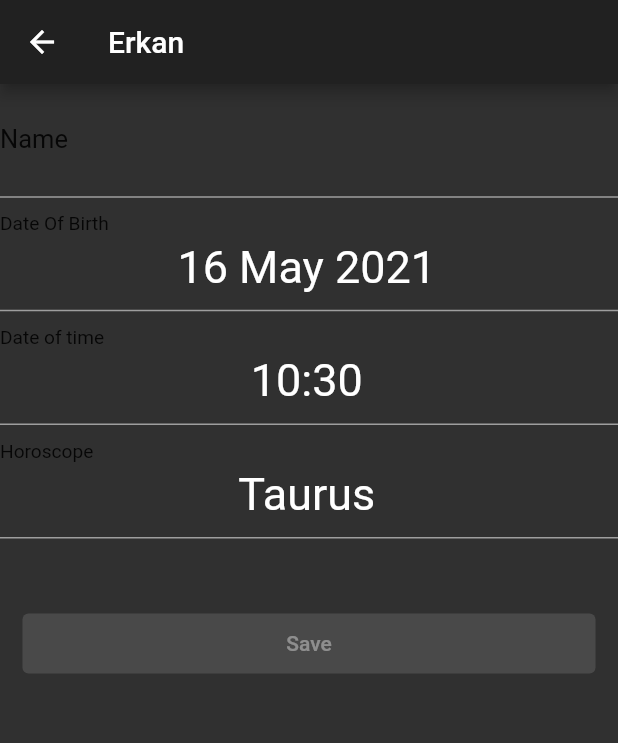
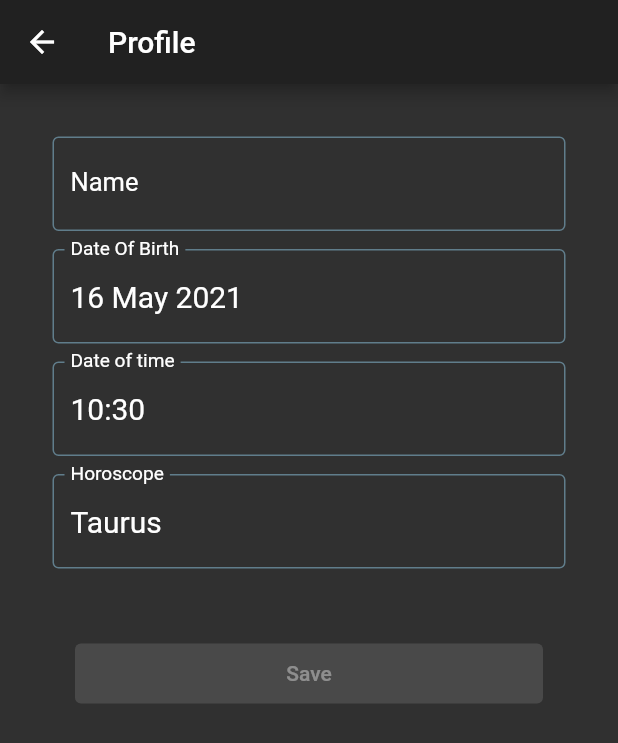
Before and after one commit to Mihrimah/jupi, a Flutter app: the ProfilePage screen opened directly, on a phone screen of 412 x 824 dp. Shown: the top 743 px of the screen. Run offline on Flutter 3.47's test engine with Material 2 defaults, Android fonts, the phone set to English and light mode, and no system bars; our stand-ins replace carousel_slider, cloud_firestore, firebase_core, flutter_datetime_picker, shared_preferences; accounts and stored records are empty; Roboto replaces fonts that are missing (AvenirLight).

Commit message:
profile page design

```diff
--- a/lib/pages/compatibility_page.dart
+++ b/lib/pages/compatibility_page.dart
@@ -63,7 +63,7 @@ class _CompatibilityPageState extends State<CompatibilityPage> {
   Widget build(BuildContext context) {
     return Scaffold(
       appBar: AppBar(
-        title: Text("Erkan"),
+        title: Text("Compatibility"),
       ),
       body: Padding(
         padding: const EdgeInsets.only(top: 15),
--- a/lib/pages/dash_page.dart
+++ b/lib/pages/dash_page.dart
@@ -76,7 +76,7 @@ class _DashPageState extends State<DashPage> {
   Widget build(BuildContext context) {
     return Scaffold(
       appBar: AppBar(
-        title: Text("Erkan"),
+        title: Text("Kadgad"),
       ),
       body: isLoading
           ? progressIndicator()
--- a/lib/pages/own_horoscope_page.dart
+++ b/lib/pages/own_horoscope_page.dart
@@ -14,7 +14,7 @@ class _OwnHoroscopePageState extends State<OwnHoroscopePage> {
 
   writeInfo(String val) {
     return Padding(
-      padding: const EdgeInsets.all(8.0),
+      padding: const EdgeInsets.all(20.0),
       child: ListView(children: [Text(val, style: TextStyle(fontSize: 20),)]),
     );
   }
@@ -23,7 +23,7 @@ class _OwnHoroscopePageState extends State<OwnHoroscopePage> {
   Widget build(BuildContext context) {
     return Scaffold(
       appBar: AppBar(
-        title: Text("Erkan"),
+        title: Text("You"),
       ),
       body: DefaultTabController(
         length: 4,
--- a/lib/pages/profile_page.dart
+++ b/lib/pages/profile_page.dart
@@ -1,9 +1,7 @@
 import 'package:flutter/material.dart';
-import 'package:carousel_slider/carousel_slider.dart';
 import 'package:flutter_datetime_picker/flutter_datetime_picker.dart';
 import 'package:jupi/constant/constant.dart';
 import 'package:jupi/enum/horoscope_enum.dart';
-import 'package:jupi/model/horoscope.dart';
 import 'package:jupi/model/user.dart';
 import 'package:jupi/repository/local_repository.dart';
 import 'package:jupi/util/util.dart';
@@ -25,6 +23,9 @@ class _ProfilePageState extends State<ProfilePage> {
   late DateTime dob;
   late DateTime time;
 
+  final snackBar = SnackBar(
+      duration: Duration(seconds: 2), content: Text('Successfully updated!'));
+
   @override
   void initState() {
     super.initState();
@@ -34,7 +35,8 @@ class _ProfilePageState extends State<ProfilePage> {
     WidgetsBinding.instance!.addPostFrameCallback((timeStamp) {
       User user = context.read<User>();
       _nameTextController.value = TextEditingValue(text: user.name);
-      _horoscopeTextController.value = TextEditingValue(text: user.horoscope.name());
+      _horoscopeTextController.value =
+          TextEditingValue(text: user.horoscope.name());
       dob = user.dob;
       time = user.dob;
       _dobTextController.value = TextEditingValue(
@@ -49,54 +51,62 @@ class _ProfilePageState extends State<ProfilePage> {
   }
 
   onSave() {
-    DateTime newDob = DateTime(
-        dob.year,
-        dob.month,
-        dob.day,
-        time.hour,
-        time.minute);
-    User user = User(_nameTextController.value.text, newDob, horoscopeEnumFromString(_horoscopeTextController.value.text));
+    DateTime newDob =
+        DateTime(dob.year, dob.month, dob.day, time.hour, time.minute);
+    User user = User(_nameTextController.value.text, newDob,
+        horoscopeEnumFromString(_horoscopeTextController.value.text));
+    Provider.of<User>(context, listen: false).update(user);
     localRepository.addUserData(user);
+    ScaffoldMessenger.of(context).showSnackBar(snackBar);
   }
 
   @override
   Widget build(BuildContext context) {
     return Scaffold(
       appBar: AppBar(
-        title: Text("Erkan"),
+        title: Text("Profile"),
       ),
-      body: ListView(
+      body: Padding(
+        padding: const EdgeInsets.all(35.0),
+        child: ListView(
           children: [
-          TextFormField(
-            textAlign: TextAlign.center,
-            style: TextStyle(fontSize: 30),
+            Padding(
+              padding: const EdgeInsets.only(bottom: 12.0),
+              child: TextFormField(
+                textAlign: TextAlign.start,
+                style: TextStyle(fontSize: 20),
                 decoration: InputDecoration(
                   labelText: 'Name',
+                  focusedBorder: OutlineInputBorder(
+                      borderSide: BorderSide(color: Colors.blue, width: 1.0)),
                   labelStyle: TextStyle(
-                  color: Colors.black87, fontSize: 17, fontFamily: 'AvenirLight'),
-              focusedBorder: UnderlineInputBorder(
-                borderSide: BorderSide(color: Colors.purple),
-              ),
-              enabledBorder: new UnderlineInputBorder(
-                  borderSide: BorderSide(color: Colors.grey, width: 1.0)),
+                      color: Colors.white,
+                      fontSize: 17,
+                      fontFamily: 'AvenirLight'),
+                  enabledBorder: OutlineInputBorder(
+                      borderSide: BorderSide(color: Colors.blueGrey, width: 1.0)),
                 ),
                 controller: _nameTextController,
               ),
-          TextFormField(
+            ),
+            Padding(
+              padding: const EdgeInsets.only(bottom: 12.0),
+              child: TextFormField(
                 enabled: true,
                 maxLines: 1,
                 readOnly: true,
-            textAlign: TextAlign.center,
-            style: TextStyle(fontSize: 30),
+                textAlign: TextAlign.start,
+                style: TextStyle(fontSize: 20),
                 decoration: InputDecoration(
                   labelText: 'Date Of Birth',
                   labelStyle: TextStyle(
-                  color: Colors.black87, fontSize: 17, fontFamily: 'AvenirLight'),
-              focusedBorder: UnderlineInputBorder(
-                borderSide: BorderSide(color: Colors.purple),
-              ),
-              enabledBorder: new UnderlineInputBorder(
-                  borderSide: BorderSide(color: Colors.grey, width: 1.0)),
+                      color: Colors.white,
+                      fontSize: 17,
+                      fontFamily: 'AvenirLight'),
+                  focusedBorder: OutlineInputBorder(
+                      borderSide: BorderSide(color: Colors.blue, width: 1.0)),
+                  enabledBorder: OutlineInputBorder(
+                      borderSide: BorderSide(color: Colors.blueGrey, width: 1.0)),
                 ),
                 onTap: () {
                   DatePicker.showDatePicker(context,
@@ -106,7 +116,8 @@ class _ProfilePageState extends State<ProfilePage> {
                     print('change $date in time zone ' +
                         date.timeZoneOffset.inHours.toString());
                   }, onConfirm: (date) {
-                    _horoscopeTextController.value = TextEditingValue(text: Util.getHoroscope(date).name());
+                    _horoscopeTextController.value =
+                        TextEditingValue(text: Util.getHoroscope(date).name());
                     _dobTextController.value = TextEditingValue(
                         text: date.day.toString() +
                             " " +
@@ -120,21 +131,25 @@ class _ProfilePageState extends State<ProfilePage> {
                 },
                 controller: _dobTextController,
               ),
-          TextFormField(
+            ),
+            Padding(
+              padding: const EdgeInsets.only(bottom: 12.0),
+              child: TextFormField(
                 enabled: true,
                 maxLines: 1,
                 readOnly: true,
-            textAlign: TextAlign.center,
-            style: TextStyle(fontSize: 30),
+                textAlign: TextAlign.start,
+                style: TextStyle(fontSize: 20),
                 decoration: InputDecoration(
                   labelText: 'Date of time',
                   labelStyle: TextStyle(
-                  color: Colors.black87, fontSize: 17, fontFamily: 'AvenirLight'),
-              focusedBorder: UnderlineInputBorder(
-                borderSide: BorderSide(color: Colors.purple),
-              ),
-              enabledBorder: new UnderlineInputBorder(
-                  borderSide: BorderSide(color: Colors.grey, width: 1.0)),
+                      color: Colors.white,
+                      fontSize: 17,
+                      fontFamily: 'AvenirLight'),
+                  focusedBorder: OutlineInputBorder(
+                      borderSide: BorderSide(color: Colors.blue, width: 1.0)),
+                  enabledBorder: OutlineInputBorder(
+                      borderSide: BorderSide(color: Colors.blueGrey, width: 1.0)),
                 ),
                 onTap: () {
                   DatePicker.showTimePicker(context,
@@ -144,7 +159,9 @@ class _ProfilePageState extends State<ProfilePage> {
                         date.timeZoneOffset.inHours.toString());
                   }, onConfirm: (date) {
                     _dobTimeTextController.value = TextEditingValue(
-                    text: date.hour.toString() + ":" + date.minute.toString());
+                        text: date.hour.toString() +
+                            ":" +
+                            date.minute.toString());
                     print('confirm $date');
                     setState(() {
                       time = date;
@@ -153,19 +170,21 @@ class _ProfilePageState extends State<ProfilePage> {
                 },
                 controller: _dobTimeTextController,
               ),
+            ),
             TextFormField(
               readOnly: true,
-            textAlign: TextAlign.center,
-            style: TextStyle(fontSize: 30),
+              textAlign: TextAlign.start,
+              style: TextStyle(fontSize: 20),
               decoration: InputDecoration(
                 labelText: 'Horoscope',
                 labelStyle: TextStyle(
-                  color: Colors.black87, fontSize: 17, fontFamily: 'AvenirLight'),
-              focusedBorder: UnderlineInputBorder(
-                borderSide: BorderSide(color: Colors.purple),
-              ),
-              enabledBorder: new UnderlineInputBorder(
-                  borderSide: BorderSide(color: Colors.grey, width: 1.0)),
+                    color: Colors.white,
+                    fontSize: 17,
+                    fontFamily: 'AvenirLight'),
+                focusedBorder: OutlineInputBorder(
+                    borderSide: BorderSide(color: Colors.blue, width: 1.0)),
+                enabledBorder: OutlineInputBorder(
+                    borderSide: BorderSide(color: Colors.blueGrey, width: 1.0)),
               ),
               controller: _horoscopeTextController,
             ),
@@ -178,6 +197,7 @@ class _ProfilePageState extends State<ProfilePage> {
                   onPressed: !isEnabled ? null : onSave, child: Text("Save")),
             )
           ],
+        ),
       ),
     );
   }
```
Lines whose indentation alone changed are shown as unchanged.
